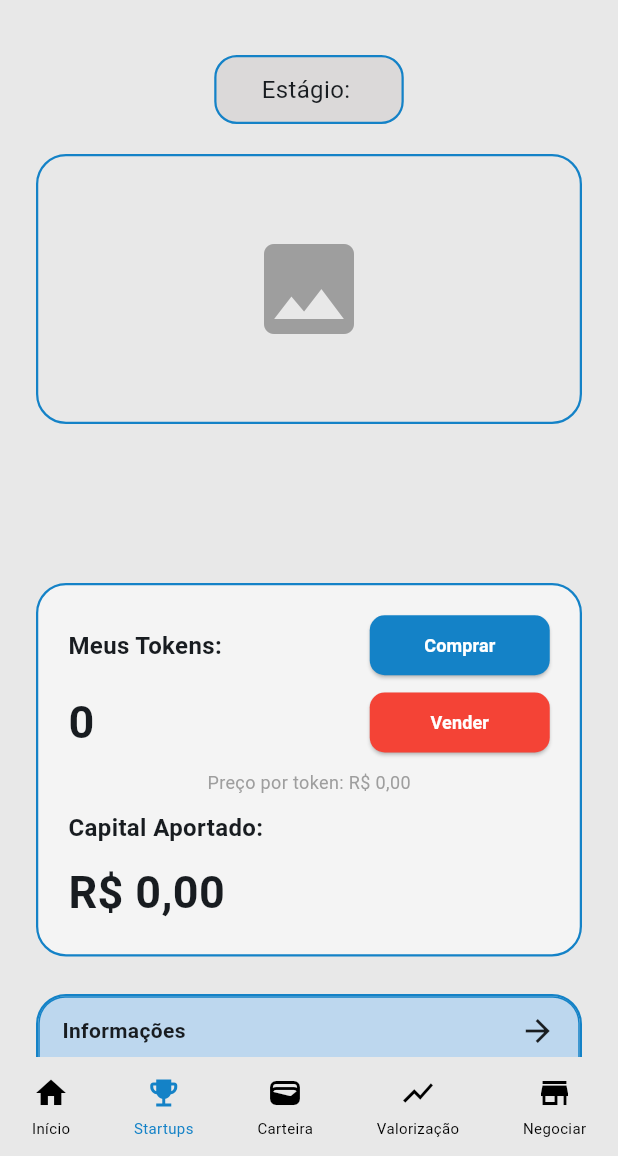
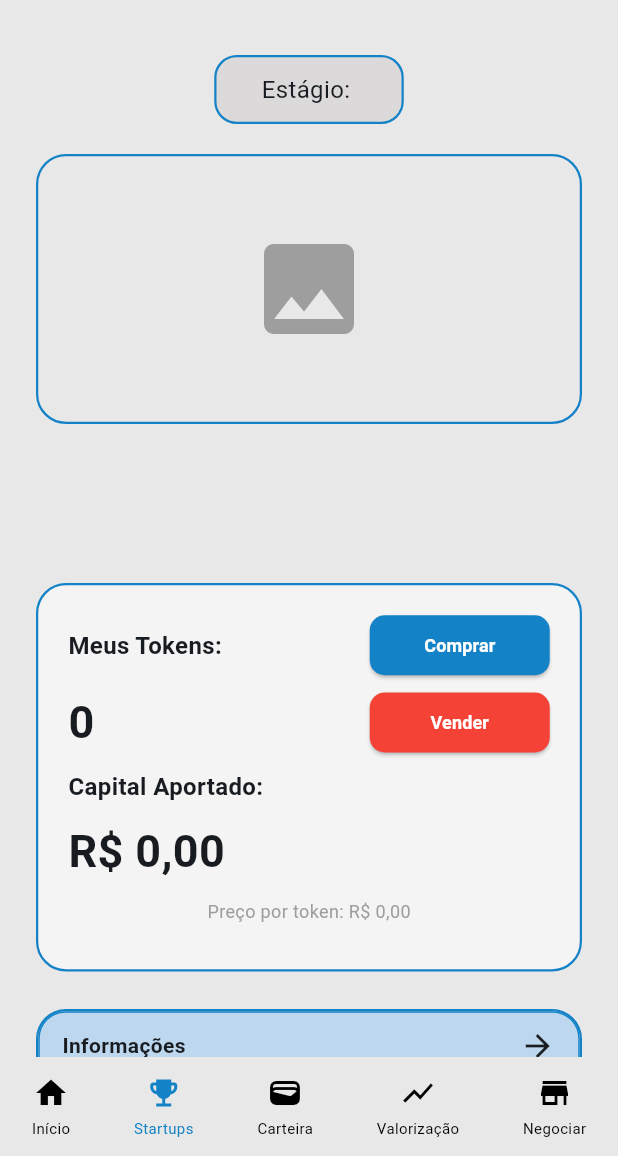
Before and after one commit to anajuconcesilva/ES-PI3-2026-T2-G08, a Flutter app: the TelaDetalhesInformaEs screen opened directly with empty values, on a phone screen of 412 x 824 dp, the part 80-1236 px from its top. Run offline on Flutter 3.47's test engine with Material 3 defaults, Android fonts, the phone set to English and light mode, and no system bars; our stand-ins replace cloud_firestore, cloud_functions, firebase_auth, firebase_core, fl_chart; accounts and stored records are empty.

Commit message:
refactor(frontend): arruma capital aportado e hint texts de testes

```diff
--- a/frontend/lib/screens/tela_detalhes.dart
+++ b/frontend/lib/screens/tela_detalhes.dart
@@ -561,17 +561,6 @@ class _TelaDetalhesInformaEsState
 
           const SizedBox(height: 10),
 
-          Text(
-            "Preço por token: R\$ ${(precoCents / 100.0).toStringAsFixed(2).replaceAll('.', ',')}",
-
-            style: const TextStyle(
-              fontSize: 12,
-              color: Colors.grey,
-            ),
-          ),
-
-          const SizedBox(height: 10),
-
           Align(
             alignment: Alignment.centerLeft,
             child: const Text(
@@ -595,6 +584,19 @@ class _TelaDetalhesInformaEsState
               ),
             ),
           ),
+
+          const SizedBox(height: 10),
+
+          Text(
+            "Preço por token: R\$ ${(precoCents / 100.0).toStringAsFixed(2).replaceAll('.', ',')}",
+
+            style: const TextStyle(
+              fontSize: 12,
+              color: Colors.grey,
+            ),
+          ),
+
+          const SizedBox(height: 10),
         ],
       ),
     );
--- a/frontend/lib/screens/telalogin.dart
+++ b/frontend/lib/screens/telalogin.dart
@@ -146,9 +146,6 @@ class _TelaLoginState extends State<TelaLogin> {
           content: TextField(
             controller: codigoController,
             keyboardType: TextInputType.number,
-            decoration: const InputDecoration(
-              hintText: "123456",
-            ),
           ),
           actions: [
             TextButton(
```
Also changed, not shown: frontend/lib/screens/tela_perfil.dart (+0 -9 lines).
